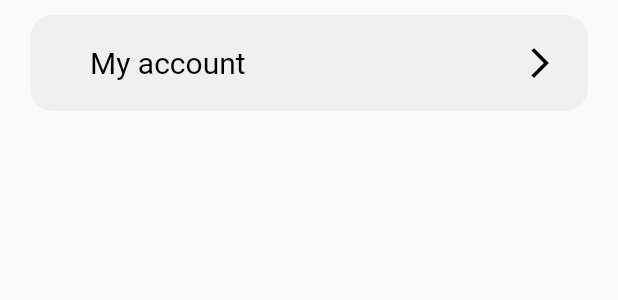
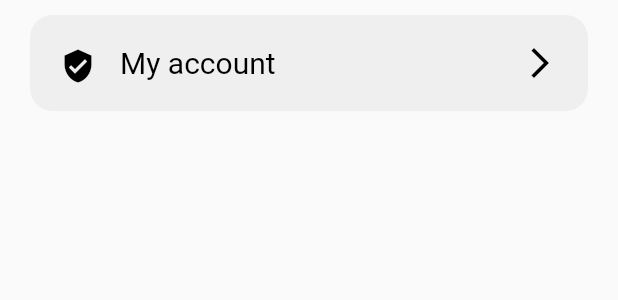
Before and after one commit to sunil-sopho/packFind, a Flutter app: the ProfileMenu widget shown alone on an empty page, opened directly, on a phone screen of 412 x 824 dp. Shown: the top 300 px of the screen. Run offline on Flutter 3.47's test engine with Material 2 defaults, Android fonts, the phone set to English and light mode, and no system bars; our stand-ins replace auto_route, firebase_analytics, firebase_core, flutter_signin_button, fluttertoast, get_it and 9 more; missing offline and left inert: qr_code_scanner; accounts and stored records are empty; network calls fail; statements that could not run were skipped.

Commit message:
fixed svg image usage by using iconData

```diff
--- a/lib/views/screens/settings_screen/settings.dart
+++ b/lib/views/screens/settings_screen/settings.dart
@@ -59,7 +59,7 @@ class SettingsScreen extends StatelessWidget {
               ProfileMenu(
                 text:
                     'My account', //AppLocalizations.of(context).translate('my_account'),
-                icon: "assets/user.svg",
+                icon: Icons.verified_user,
                 press: () {
                   // Navigator.push(
                   //     context,
@@ -75,7 +75,7 @@ class SettingsScreen extends StatelessWidget {
               //       : 'switch to dark',
               //   // ? AppLocalizations.of(context).translate('switch_to_light')
               //   // : AppLocalizations.of(context).translate('switch_to_dark'),
-              //   icon: "assets/logout.svg", //"assets/icons/settings.svg",
+              //   icon: Icons.dark_mode, //"assets/icons/settings.svg",
               //   press: () {
               //     settingsProvider.darkTheme(!settingsProvider.isDarkThemeOn);
               //     analytics.logEvent(
@@ -112,7 +112,7 @@ class SettingsScreen extends StatelessWidget {
               ProfileMenu(
                 text:
                     "Generate QR pdf", //AppLocalizations.of(context).translate("log_out"),
-                icon: "assets/logout.svg",
+                icon: Icons.picture_as_pdf,
                 press: () async {
                   final pdfFile = await PdfApi.generateNew(1, 20);
                   await PdfApi.openFile(pdfFile);
@@ -122,7 +122,7 @@ class SettingsScreen extends StatelessWidget {
               ProfileMenu(
                 text:
                     "log out", //AppLocalizations.of(context).translate("log_out"),
-                icon: "assets/logout.svg",
+                icon: Icons.logout,
                 press: () {
                   GoogleSignInApi.logout();
                   context.router.popUntilRoot();
@@ -171,8 +171,11 @@ class SettingsScreen extends StatelessWidget {
                 child: Container(
                   decoration: const BoxDecoration(
                       shape: BoxShape.circle, color: Colors.white),
-                  padding: const EdgeInsets.all(5),
-                  // child: SvgPicture.asset("assets/Camera-Icon.svg",
+                  padding: const EdgeInsets.all(0),
+                  child: const CircleAvatar(
+                      child: Icon(Icons.camera, color: Colors.black45),
+                      backgroundColor: Colors.white),
+                  // SvgPicture.asset("assets/Camera-Icon.svg",
                   //     color: Colors.black45),
                 ),
               ),
@@ -192,7 +195,8 @@ class ProfileMenu extends StatelessWidget {
     required this.press,
   }) : super(key: key);
 
-  final String text, icon;
+  final String text;
+  final IconData icon;
   final VoidCallback press;
 
   @override
@@ -217,14 +221,20 @@ class ProfileMenu extends StatelessWidget {
         onPressed: press,
         child: Row(
           children: [
-            // SvgPicture.asset(
-            //   icon,
-            //   color: Provider.of<SettingsProvider>(context, listen: true)
-            //           .isDarkThemeOn
-            //       ? BaseStyles.onBackgroundDark
-            //       : BaseStyles.onBackground,
-            //   width: 22,
-            // ),
+            CircleAvatar(
+              // SvgPicture.asset(
+              child: Icon(icon,
+                  color: Provider.of<SettingsProvider>(context, listen: true)
+                          .isDarkThemeOn
+                      ? BaseStyles.onBackgroundDark
+                      : BaseStyles.onBackground),
+              radius: 10,
+              backgroundColor:
+                  Provider.of<SettingsProvider>(context, listen: true)
+                          .isDarkThemeOn
+                      ? BaseStyles.surfaceDark
+                      : BaseStyles.surface,
+            ),
             const SizedBox(width: 20),
             Expanded(child: Text(text)),
             const Icon(Icons.arrow_forward_ios),
```
Also changed, not shown: lib/views/screens/dashboard.dart (+4 -4 lines), lib/views/screens/scan/scan_qr.dart (+0 -21 lines).
